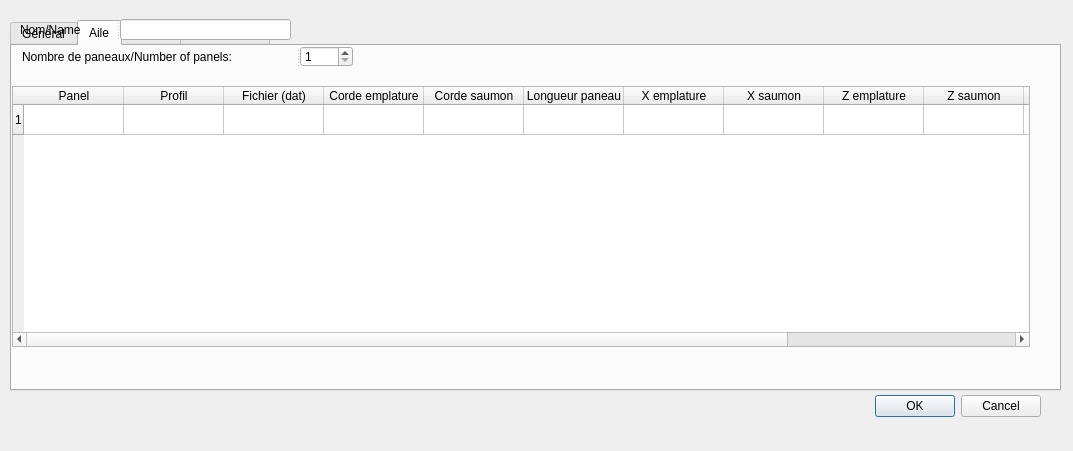
The window that resources/airPlaneDesignWingdialog.ui (FredsFactory/FreeCAD_AirPlaneDesign) describes before a commit, drawn with Qt 5.
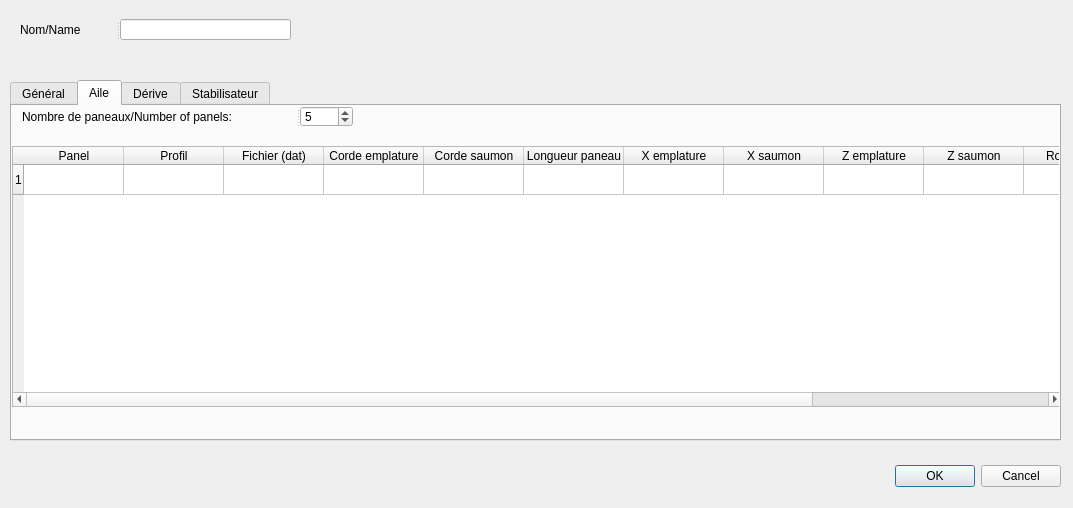
The same window after the commit.

The edit to the form file:
```diff
--- a/resources/airPlaneDesignWingdialog.ui
+++ b/resources/airPlaneDesignWingdialog.ui
@@ -7,7 +7,7 @@
     <x>0</x>
     <y>0</y>
     <width>1073</width>
-    <height>451</height>
+    <height>508</height>
    </rect>
   </property>
   <property name="windowTitle">
@@ -17,9 +17,9 @@
    <property name="geometry">
     <rect>
      <x>10</x>
-     <y>20</y>
+     <y>80</y>
      <width>1051</width>
-     <height>371</height>
+     <height>361</height>
     </rect>
    </property>
    <property name="currentIndex">
@@ -39,7 +39,7 @@
       <rect>
        <x>0</x>
        <y>40</y>
-       <width>1018</width>
+       <width>1051</width>
        <height>261</height>
       </rect>
      </property>
@@ -158,6 +158,9 @@
       <property name="minimum">
        <number>1</number>
       </property>
+      <property name="value">
+       <number>5</number>
+      </property>
      </widget>
     </widget>
    </widget>
@@ -175,8 +178,8 @@
   <widget class="QDialogButtonBox" name="buttonBox">
    <property name="geometry">
     <rect>
-     <x>700</x>
-     <y>390</y>
+     <x>720</x>
+     <y>460</y>
      <width>341</width>
      <height>32</height>
     </rect>
```
